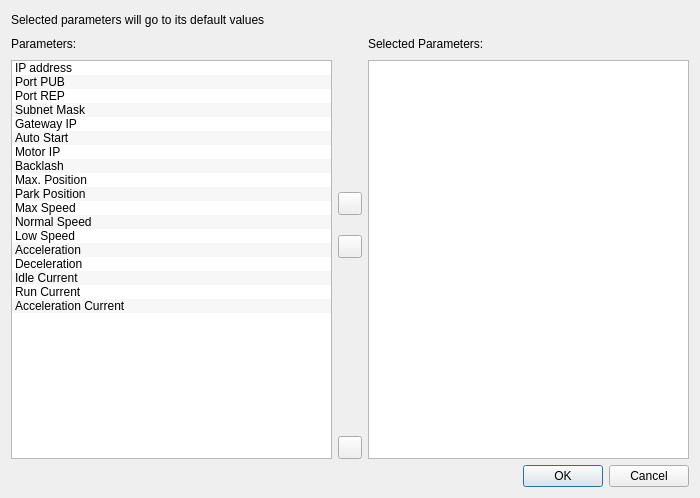
This is assets/ui/default_select.ui in dev-LNA/HostFocuser160 as Qt 5 draws it before an edit. The edited form follows.
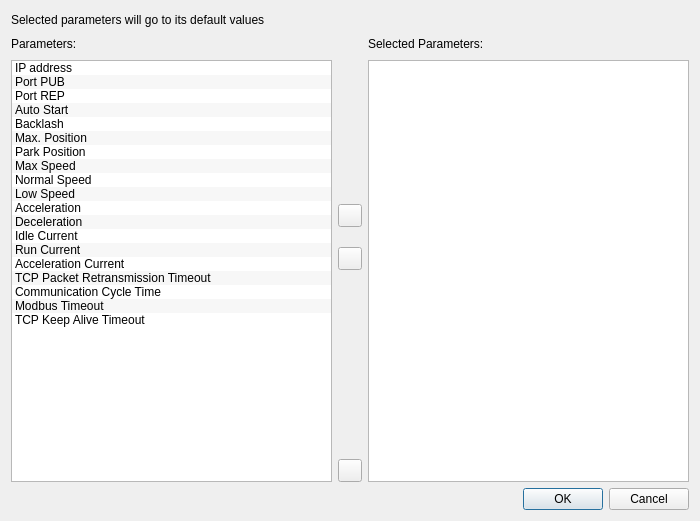
This is the edited form. Icons and pictures are not drawn.

Commit message: Added tcp configs to default retrive window

Diff of the .ui file:
```diff
--- a/assets/ui/default_select.ui
+++ b/assets/ui/default_select.ui
@@ -7,7 +7,7 @@
     <x>0</x>
     <y>0</y>
     <width>700</width>
-    <height>498</height>
+    <height>521</height>
    </rect>
   </property>
   <property name="windowTitle">
@@ -138,28 +138,6 @@
          <string>PORT_REP</string>
         </property>
        </item>
-       <item>
-        <property name="text">
-         <string>Subnet Mask</string>
-        </property>
-        <property name="toolTip">
-         <string/>
-        </property>
-        <property name="statusTip">
-         <string>SUB_MASK</string>
-        </property>
-       </item>
-       <item>
-        <property name="text">
-         <string>Gateway IP</string>
-        </property>
-        <property name="toolTip">
-         <string/>
-        </property>
-        <property name="statusTip">
-         <string>GATEWAY_IP</string>
-        </property>
-       </item>
        <item>
         <property name="text">
          <string>Auto Start</string>
@@ -168,14 +146,6 @@
          <string>STARTUP</string>
         </property>
        </item>
-       <item>
-        <property name="text">
-         <string>Motor IP</string>
-        </property>
-        <property name="statusTip">
-         <string>MOTOR_IP</string>
-        </property>
-       </item>
        <item>
         <property name="text">
          <string>Backlash</string>
@@ -264,6 +234,38 @@
          <string>ACC_CURRENT</string>
         </property>
        </item>
+       <item>
+        <property name="text">
+         <string>TCP Packet Retransmission Timeout</string>
+        </property>
+        <property name="statusTip">
+         <string>TCP_RETRANSMISSION_TIMEOUT</string>
+        </property>
+       </item>
+       <item>
+        <property name="text">
+         <string>Communication Cycle Time</string>
+        </property>
+        <property name="statusTip">
+         <string>TCP_COM_CYCLE_TIMEOUT</string>
+        </property>
+       </item>
+       <item>
+        <property name="text">
+         <string>Modbus Timeout</string>
+        </property>
+        <property name="statusTip">
+         <string>TCP_MODBUS_TIMEOUT</string>
+        </property>
+       </item>
+       <item>
+        <property name="text">
+         <string>TCP Keep Alive Timeout</string>
+        </property>
+        <property name="statusTip">
+         <string>TCP_KEEP_ALIVE_TIMEOUT</string>
+        </property>
+       </item>
       </widget>
      </item>
     </layout>
```
The commit also changes 6 other files.
